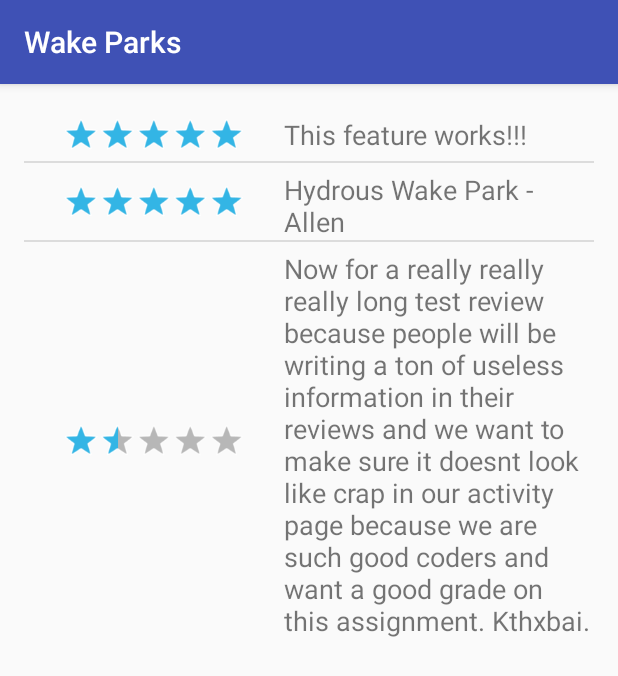
After one commit to iamkeeb/wakeParks, an Android app: the review_page screen opened directly, with no data from a screen before it, on a phone screen of 412 x 824 dp. The commit adds this screen. Shown: the top 676 px of the screen. Run offline under Robolectric (Android 15) with nearby library versions, the phone set to English and light mode, and no system bars.

Commit message:
Added a review page
Still needs database support

```diff
--- a/app/src/main/AndroidManifest.xml
+++ b/app/src/main/AndroidManifest.xml
@@ -74,24 +74,27 @@
                 android:name="android.support.PARENT_ACTIVITY"
                 android:value=".find_park" />
         </activity>
-        <activity android:name=".ProfileActivity"></activity>
-                <activity
+        <activity android:name=".ProfileActivity" />
+        <activity
             android:name=".park_search"
             android:label="@string/search_parks_activity"
             android:parentActivityName=".find_park">
             <meta-data
                 android:name="android.support.PARENT_ACTIVITY"
                 android:value=".find_park" />
+
             <intent-filter>
                 <action android:name="android.intent.action.SEARCH" />
             </intent-filter>
             <intent-filter>
                 <action android:name="android.intent.action.VIEW" />
             </intent-filter>
+
             <meta-data
                 android:name="android.app.searchable"
                 android:resource="@xml/searchable" />
         </activity>
+        <activity android:name=".review_page"></activity>
     </application>
 
 </manifest>
--- a/app/src/main/java/com/example/kissesfrme_20/wakeparks/cable_park.java
+++ b/app/src/main/java/com/example/kissesfrme_20/wakeparks/cable_park.java
@@ -31,7 +31,7 @@ import java.util.HashMap;
 
 public class cable_park extends AppCompatActivity {
     private static final String TAG = "Cable Park";
-    private String lat, lon, name;
+    private String lat, lon, park_name;
     /**
      * ATTENTION: This was auto-generated to implement the App Indexing API.
      * See https://g.co/AppIndexing/AndroidStudio for more information.
@@ -43,7 +43,7 @@ public class cable_park extends AppCompatActivity {
         super.onCreate(savedInstanceState);
 
         Bundle extras = getIntent().getExtras();
-        String park_name = "Hydrous Wake Park - Allen";
+        park_name = "Hydrous Wake Park - Allen";
         if (extras != null) {
             park_name = extras.getString("park_name");
         }
@@ -202,11 +202,16 @@ public class cable_park extends AppCompatActivity {
     // Opens the park's latitude and longitude in Google Maps
     public void Route(View view) {
         String loc = lat + "," + lon;
-        String address = "geo:" + loc + "?q=" + loc + "(" + name + ")";
+        String address = "geo:" + loc + "?q=" + loc + "(" + park_name + ")";
         Uri gmmIntentUri = Uri.parse(address);
         Intent mapIntent = new Intent(Intent.ACTION_VIEW, gmmIntentUri);
         mapIntent.setPackage("com.google.android.apps.maps");
         startActivity(mapIntent);
     }
 
+    public void Review(View view) {
+        Intent intent = new Intent(this, review_page.class);
+        intent.putExtra("park_name", park_name);
+        startActivity(intent);
+    }
 }
--- /dev/null
+++ b/app/src/main/java/com/example/kissesfrme_20/wakeparks/review_page.java
@@ -0,0 +1,91 @@
+package com.example.kissesfrme_20.wakeparks;
+
+import android.content.Context;
+import android.support.v7.app.AppCompatActivity;
+import android.os.Bundle;
+import android.view.LayoutInflater;
+import android.view.View;
+import android.view.ViewGroup;
+import android.widget.ArrayAdapter;
+import android.widget.ListView;
+import android.widget.RatingBar;
+import android.widget.TextView;
+
+import java.util.ArrayList;
+
+public class review_page extends AppCompatActivity {
+
+    ListView listView;
+    String park_name;
+
+    @Override
+    protected void onCreate(Bundle savedInstanceState) {
+        super.onCreate(savedInstanceState);
+        setContentView(R.layout.activity_review_page);
+
+        Bundle extras = getIntent().getExtras();
+        park_name = "Hydrous Wake Park - Allen";
+        if (extras != null) {
+            park_name = extras.getString("park_name");
+        }
+
+        ArrayList<Review> review_list = new ArrayList<Review>();
+
+        Review test1 = new Review("This feature works!!!", 5);
+        review_list.add(test1);
+        Review test2 = new Review(park_name, 5);
+        review_list.add(test2);
+        Review test3 = new Review("Now for a really really really long test review because people will be writing a ton of useless information in their reviews and we want to make sure it doesnt look like crap in our activity page because we are such good coders and want a good grade on this assignment. Kthxbai.", 1.5f);
+        review_list.add(test3);
+
+        listView = (ListView) findViewById(R.id.listView);
+
+        RatingAdapter adapter = new RatingAdapter(this, review_list);
+
+        listView.setAdapter(adapter);
+    }
+
+    /* A modified ArrayAdapter that can update ratings as well as text*/
+
+    class RatingAdapter extends ArrayAdapter<Review> {
+        RatingAdapter(Context context, ArrayList<Review> list) {
+            super(context, R.layout.list_element, list);
+        }
+
+        public View getView(int position, View convertView, ViewGroup parent) {
+            Review r = getItem(position);
+
+            if (convertView == null) {
+                convertView = LayoutInflater.from(getContext()).inflate(R.layout.list_element, parent, false);
+            }
+
+            TextView n = (TextView) convertView.findViewById(R.id.label);
+            n.setText(r.text);
+
+            RatingBar rb = (RatingBar) convertView.findViewById(R.id.ratingBar2);
+            rb.setRating(r.rating);
+
+            return(convertView);
+        }
+    }
+
+    /* Review object to be used in the RatingAdapter */
+    class Review {
+        String text;
+        float rating;
+
+        Review(String t, float r) {
+            text = t;
+            rating = r;
+        }
+
+        Review(String t, String r) {
+            text = t;
+            rating = Float.parseFloat(r);
+        }
+
+        public String toString() {
+            return text;
+        }
+    }
+}
--- a/app/src/main/res/layout/activity_cable_park.xml
+++ b/app/src/main/res/layout/activity_cable_park.xml
@@ -95,7 +95,8 @@
                 android:clickable="true"
                 android:textColor="#ffffff"
                 android:textStyle="bold"
-                android:contentDescription="@string/ratings_button" />
+                android:contentDescription="@string/ratings_button"
+                android:onClick="Review" />
 
             <Button
                 android:layout_width="fill_parent"
--- /dev/null
+++ b/app/src/main/res/layout/activity_review_page.xml
@@ -0,0 +1,19 @@
+<?xml version="1.0" encoding="utf-8"?>
+<RelativeLayout xmlns:android="http://schemas.android.com/apk/res/android"
+    xmlns:tools="http://schemas.android.com/tools"
+    android:layout_width="match_parent"
+    android:layout_height="match_parent"
+    android:paddingBottom="@dimen/activity_vertical_margin"
+    android:paddingLeft="@dimen/activity_horizontal_margin"
+    android:paddingRight="@dimen/activity_horizontal_margin"
+    android:paddingTop="@dimen/activity_vertical_margin"
+    tools:context="com.example.kissesfrme_20.wakeparks.review_page">
+
+    <ListView
+        android:layout_width="wrap_content"
+        android:layout_height="wrap_content"
+        android:id="@+id/listView"
+        android:layout_weight="1"
+        />
+
+</RelativeLayout>
--- a/app/src/main/res/layout/list_element.xml
+++ b/app/src/main/res/layout/list_element.xml
@@ -14,7 +14,8 @@
         android:numStars="5"
         android:scaleX=".7"
         android:scaleY=".7"
-        style="@android:style/Widget.Holo.RatingBar.Indicator" />
+        style="@android:style/Widget.Holo.RatingBar.Indicator"
+        android:layout_gravity="center_vertical" />
 
     <TextView
         android:id="@+id/label"
```
